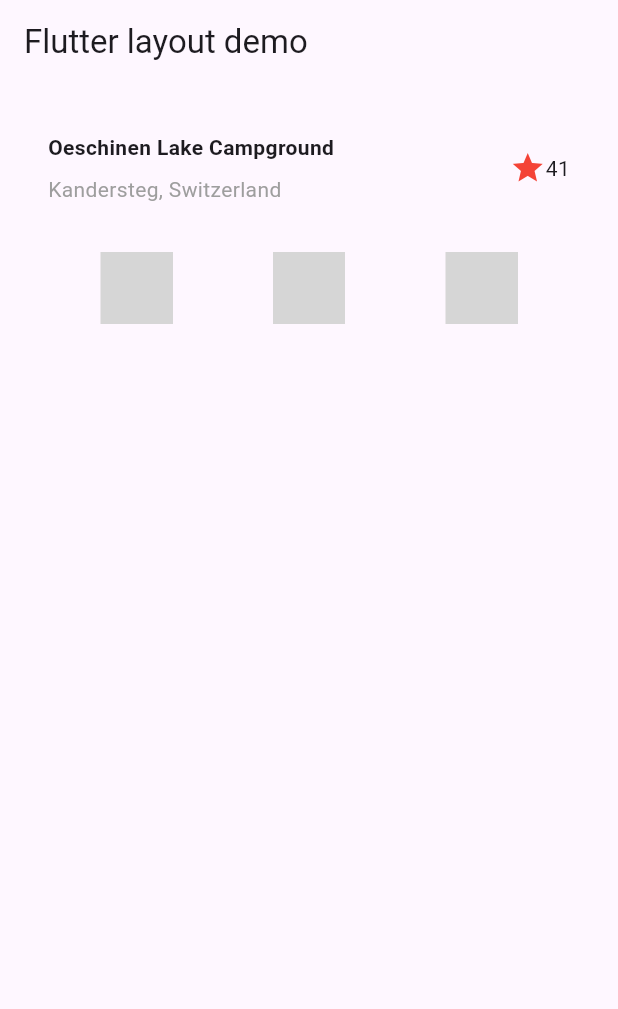
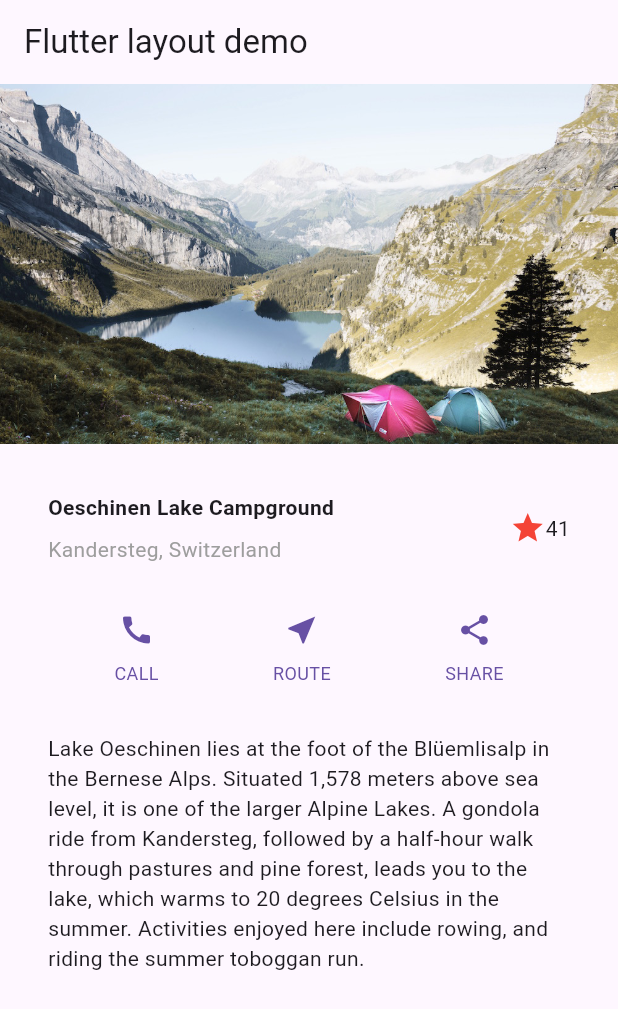
Before and after one commit to namasuk/flutter_tutorial, a Flutter app: the screen it shows after launch, on a phone screen of 412 x 824 dp. Shown: the top 1009 px of the screen. Run offline on Flutter 3.47's test engine with Material 3 defaults, Android fonts, the phone set to English and light mode, and no system bars; grey boxes are pictures that could not be loaded.

Commit message:
Step4追加

```diff
--- a/lib/main.dart
+++ b/lib/main.dart
@@ -47,12 +47,12 @@ class MainApp extends StatelessWidget {
       ),
     );
 
-    Column buildButtonColumn(Color color, Icondata icon, String label) {
+    Column buildButtonColumn(Color color, IconData icon, String label) {
       return Column(
           mainAxisSize: MainAxisSize.min,
           mainAxisAlignment: MainAxisAlignment.center,
           children: [
-            icon(icon, color: color),
+            Icon(icon, color: color),
             Container(
                 margin: const EdgeInsets.only(top: 8),
                 child: Text(
@@ -75,14 +75,34 @@ class MainApp extends StatelessWidget {
       buildButtonColumn(color, Icons.share, 'SHARE'),
     ]);
 
+    Widget textSection = Container(
+      padding: const EdgeInsets.all(32),
+      child: const Text(
+        'Lake Oeschinen lies at the foot of the Blüemlisalp in the Bernese '
+        'Alps. Situated 1,578 meters above sea level, it is one of the '
+        'larger Alpine Lakes. A gondola ride from Kandersteg, followed by a '
+        'half-hour walk through pastures and pine forest, leads you to the '
+        'lake, which warms to 20 degrees Celsius in the summer. Activities '
+        'enjoyed here include rowing, and riding the summer toboggan run.',
+        softWrap: true,
+      ),
+    );
+
     return MaterialApp(
       home: Scaffold(
         appBar: AppBar(
           title: const Text('Flutter layout demo'),
         ),
-        body: Column(children: [
+        body: ListView(children: [
+          Image.asset(
+            'images/lake.jpg',
+            width: 600,
+            height: 240,
+            fit: BoxFit.cover,
+          ),
           titleSection,
           buttonSection,
+          textSection,
         ]),
       ),
     );
--- a/pubspec.yaml
+++ b/pubspec.yaml
@@ -17,3 +17,5 @@ dev_dependencies:
 
 flutter:
   uses-material-design: true
+  assets:
+    - images/lake.jpg
```
Also changed, not shown: images/lake.jpg (added).
